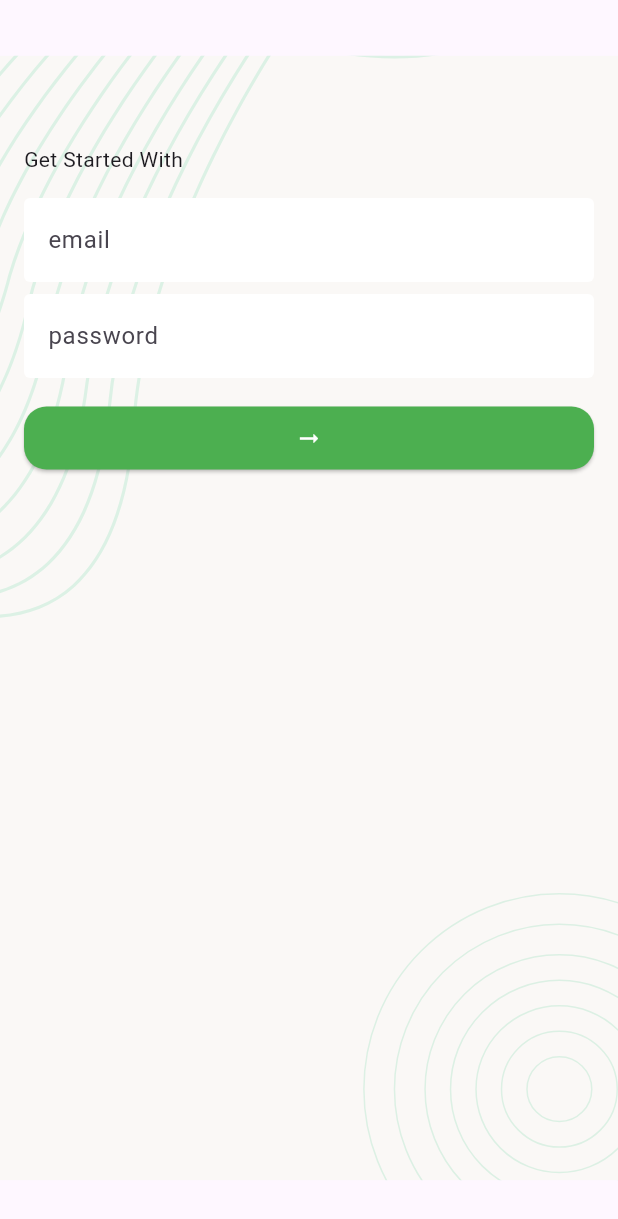
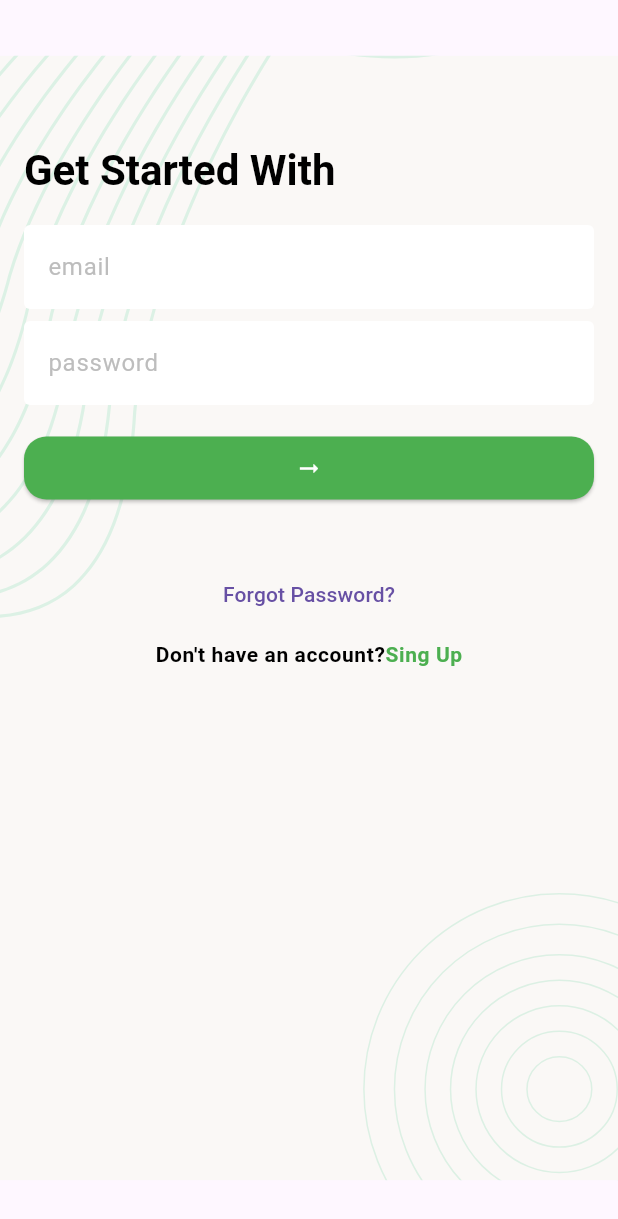
Before and after one commit to Imon13/taskmanger, a Flutter app: the screen it shows after launch, on a phone screen of 412 x 824 dp. Shown: the top 1219 px of the screen. Run offline on Flutter 3.47's test engine with Material 3 defaults, Android fonts, the phone set to English and light mode, and no system bars; our stand-ins replace flutter_svg.

Commit message:
singup page

```diff
--- a/lib/app.dart
+++ b/lib/app.dart
@@ -19,6 +19,12 @@ ThemeData lightTheameData(){
       inputDecorationTheme: InputDecorationTheme(
           fillColor: Colors.white,
           filled: true,
+          hintStyle: TextStyle(
+            color: Colors.grey.shade400
+          ),
+          labelStyle: TextStyle(
+              color: Colors.grey.shade400
+          ),
           border: OutlineInputBorder(
               borderSide: BorderSide.none
           )
@@ -34,6 +40,13 @@ ThemeData lightTheameData(){
         )
 
       )
+    ),
+    textTheme: TextTheme(
+      titleLarge: TextStyle(
+        fontSize: 28,
+        fontWeight: FontWeight.bold,
+        color: Colors.black
+      )
     )
 
   );
--- a/lib/ui/sceen/sing_in_sceen.dart
+++ b/lib/ui/sceen/sing_in_sceen.dart
@@ -1,4 +1,6 @@
+import 'package:flutter/gestures.dart';
 import 'package:flutter/material.dart';
+import 'package:taskmanger/ui/utility/aap_colors.dart';
 import 'package:taskmanger/ui/weidgets/background_widgets.dart';
 
 class SinginSceen extends StatefulWidget {
@@ -9,20 +11,25 @@ class SinginSceen extends StatefulWidget {
 }
 
 class _SinginSceenState extends State<SinginSceen> {
+  final TextEditingController _emailTEcontroller = TextEditingController();
+  final TextEditingController _passwordTEcontroller = TextEditingController();
+
   @override
   Widget build(BuildContext context) {
     return Scaffold(
       body: BackgroundWidgets(
           child:  SafeArea(
+            child: SingleChildScrollView(
               child: Padding(
                 padding: EdgeInsets.all(16),
                 child: Column(
                   crossAxisAlignment: CrossAxisAlignment.start,
                   children: [
                     const SizedBox(height: 80,),
-                  Text("Get Started With"),
-                  SizedBox(height: 16,),
+                    Text("Get Started With",style: Theme.of(context).textTheme.titleLarge,),
+                    SizedBox(height: 18,),
                     TextFormField(
+                      controller: _emailTEcontroller,
                       decoration: InputDecoration(
                           hintText: 'email',
                         label: Text('email'),
@@ -31,20 +38,62 @@ class _SinginSceenState extends State<SinginSceen> {
                     ),
                     SizedBox(height: 8,),
                     TextFormField(
+                      controller: _passwordTEcontroller,
                       decoration: InputDecoration(
                           hintText: 'password',
                           label: Text('password'),
                       ),
 
                     ),
-                  SizedBox(height: 16,),
+                    SizedBox(height: 18,),
                     ElevatedButton(onPressed: (){},
-                      child: Icon(Icons.arrow_right_alt_outlined))
+                        child: Icon(Icons.arrow_right_alt_outlined)),
+                    SizedBox(height: 36),
+                    Center(
+                      child: Column(
+                        children: [
+                          TextButton(onPressed: (){},
+                              child: Text("Forgot Password?"),
+                          ),
+                          SizedBox(height: 8,),
+                          RichText(text: TextSpan(
+                            style: TextStyle(
+                              color: Colors.black,
+                              fontWeight: FontWeight.w700,
+                              letterSpacing: .4
+                            ),
+                            text: "Don't have an account?",
+                            children: [
+                              TextSpan(
+                                text: "Sing Up",
+                                style: TextStyle(
+                                  color: AppColors.green
+                                ),
+                                recognizer: TapGestureRecognizer()..onTap =(){
+                                  print('imon');
+                                }
+
+                              )
+                            ]
+                          ),
+
+                          ),
+                        ],
+                      ),
+                    )
+
 
                   ],
+                ),
               ),
             ),
           )),
     ) ;
   }
+  @override
+  void dispose() {
+    super.dispose();
+    _passwordTEcontroller.dispose();
+    _emailTEcontroller.dispose();
   }
+}
```
Lines whose indentation alone changed are shown as unchanged.
